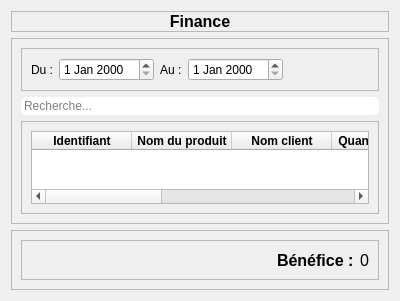
This is financecompta.ui in Totelof10/tsena as Qt 5 draws it before an edit. The edited form follows.
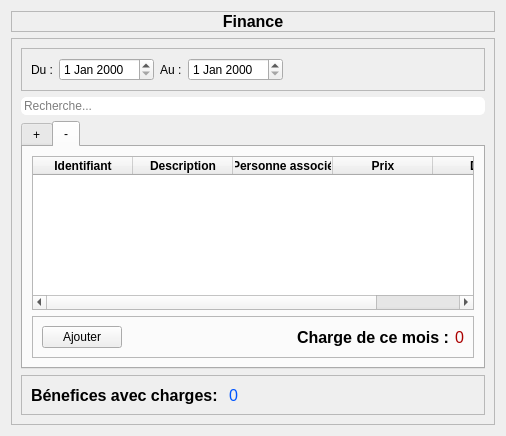
This is the edited form. The open tabs and pages were chosen to show the change. Icons and pictures are not drawn.

Diff of the .ui file:
```diff
--- a/financecompta.ui
+++ b/financecompta.ui
@@ -6,8 +6,8 @@
    <rect>
     <x>0</x>
     <y>0</y>
-    <width>400</width>
-    <height>301</height>
+    <width>506</width>
+    <height>436</height>
    </rect>
   </property>
   <property name="windowTitle">
@@ -165,14 +165,15 @@
        </widget>
       </item>
       <item>
-       <widget class="QFrame" name="frame_4">
-        <property name="frameShape">
-         <enum>QFrame::Shape::StyledPanel</enum>
+       <widget class="QTabWidget" name="tabWidget">
+        <property name="currentIndex">
+         <number>0</number>
         </property>
-        <property name="frameShadow">
-         <enum>QFrame::Shadow::Raised</enum>
-        </property>
-        <layout class="QHBoxLayout" name="horizontalLayout">
+        <widget class="QWidget" name="tab_3">
+         <attribute name="title">
+          <string>+</string>
+         </attribute>
+         <layout class="QVBoxLayout" name="verticalLayout_4">
          <item>
           <widget class="QTableWidget" name="tableCompta">
            <column>
@@ -257,21 +258,6 @@
            </column>
           </widget>
          </item>
-        </layout>
-       </widget>
-      </item>
-     </layout>
-    </widget>
-   </item>
-   <item>
-    <widget class="QFrame" name="frame_3">
-     <property name="frameShape">
-      <enum>QFrame::Shape::StyledPanel</enum>
-     </property>
-     <property name="frameShadow">
-      <enum>QFrame::Shadow::Raised</enum>
-     </property>
-     <layout class="QVBoxLayout" name="verticalLayout_3">
       <item>
        <widget class="QFrame" name="frame_5">
         <property name="frameShape">
@@ -303,7 +289,7 @@
             </font>
            </property>
            <property name="text">
-            <string>Bénéfice :</string>
+                <string>Bénéfice de ce mois :</string>
            </property>
           </widget>
          </item>
@@ -314,10 +300,192 @@
              <pointsize>12</pointsize>
             </font>
            </property>
+               <property name="styleSheet">
+                <string notr="true">color: rgb(0, 170, 0);</string>
+               </property>
            <property name="text">
             <string>0</string>
            </property>
           </widget>
+             </item>
+            </layout>
+           </widget>
+          </item>
+         </layout>
+        </widget>
+        <widget class="QWidget" name="tab_4">
+         <attribute name="title">
+          <string>-</string>
+         </attribute>
+         <layout class="QVBoxLayout" name="verticalLayout_5">
+          <item>
+           <widget class="QTableWidget" name="tableCharge">
+            <column>
+             <property name="text">
+              <string>Identifiant</string>
+             </property>
+             <property name="font">
+              <font>
+               <bold>true</bold>
+              </font>
+             </property>
+            </column>
+            <column>
+             <property name="text">
+              <string>Description</string>
+             </property>
+             <property name="font">
+              <font>
+               <bold>true</bold>
+              </font>
+             </property>
+            </column>
+            <column>
+             <property name="text">
+              <string>Personne associé</string>
+             </property>
+             <property name="font">
+              <font>
+               <bold>true</bold>
+              </font>
+             </property>
+            </column>
+            <column>
+             <property name="text">
+              <string>Prix</string>
+             </property>
+             <property name="font">
+              <font>
+               <bold>true</bold>
+              </font>
+             </property>
+            </column>
+            <column>
+             <property name="text">
+              <string>Date</string>
+             </property>
+             <property name="font">
+              <font>
+               <bold>true</bold>
+              </font>
+             </property>
+            </column>
+           </widget>
+          </item>
+          <item>
+           <widget class="QFrame" name="frame_4">
+            <property name="frameShape">
+             <enum>QFrame::Shape::StyledPanel</enum>
+            </property>
+            <property name="frameShadow">
+             <enum>QFrame::Shadow::Raised</enum>
+            </property>
+            <layout class="QHBoxLayout" name="horizontalLayout">
+             <item>
+              <widget class="QPushButton" name="btnAjouterCharge">
+               <property name="text">
+                <string>Ajouter</string>
+               </property>
+              </widget>
+             </item>
+             <item>
+              <spacer name="horizontalSpacer_3">
+               <property name="orientation">
+                <enum>Qt::Orientation::Horizontal</enum>
+               </property>
+               <property name="sizeHint" stdset="0">
+                <size>
+                 <width>40</width>
+                 <height>20</height>
+                </size>
+               </property>
+              </spacer>
+             </item>
+             <item>
+              <widget class="QLabel" name="label_5">
+               <property name="font">
+                <font>
+                 <pointsize>12</pointsize>
+                 <bold>true</bold>
+                </font>
+               </property>
+               <property name="text">
+                <string>Charge de ce mois :</string>
+               </property>
+              </widget>
+             </item>
+             <item>
+              <widget class="QLabel" name="label_charge">
+               <property name="font">
+                <font>
+                 <pointsize>12</pointsize>
+                </font>
+               </property>
+               <property name="styleSheet">
+                <string notr="true">color: rgb(170, 0, 0);</string>
+               </property>
+               <property name="text">
+                <string>0</string>
+               </property>
+              </widget>
+             </item>
+            </layout>
+           </widget>
+          </item>
+         </layout>
+        </widget>
+       </widget>
+      </item>
+      <item>
+       <widget class="QFrame" name="frame_3">
+        <property name="frameShape">
+         <enum>QFrame::Shape::StyledPanel</enum>
+        </property>
+        <property name="frameShadow">
+         <enum>QFrame::Shadow::Raised</enum>
+        </property>
+        <layout class="QHBoxLayout" name="horizontalLayout_5">
+         <item>
+          <widget class="QLabel" name="label_6">
+           <property name="font">
+            <font>
+             <pointsize>12</pointsize>
+             <bold>true</bold>
+            </font>
+           </property>
+           <property name="text">
+            <string>Bénefices avec charges: </string>
+           </property>
+          </widget>
+         </item>
+         <item>
+          <widget class="QLabel" name="labelBeneficeCharge">
+           <property name="font">
+            <font>
+             <pointsize>12</pointsize>
+             <bold>false</bold>
+            </font>
+           </property>
+           <property name="styleSheet">
+            <string notr="true">color: rgb(0, 85, 255);</string>
+           </property>
+           <property name="text">
+            <string>0</string>
+           </property>
+          </widget>
+         </item>
+         <item>
+          <spacer name="horizontalSpacer_4">
+           <property name="orientation">
+            <enum>Qt::Orientation::Horizontal</enum>
+           </property>
+           <property name="sizeHint" stdset="0">
+            <size>
+             <width>40</width>
+             <height>20</height>
+            </size>
+           </property>
+          </spacer>
          </item>
         </layout>
        </widget>
```
Lines whose indentation alone changed are shown as unchanged.
